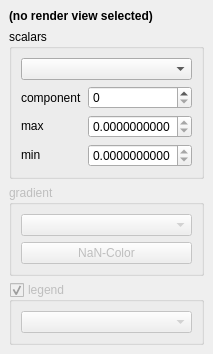
Old version of the form gui/widgets/ColorMappingChooser.ui in the repository kateyy/geohazardvis.
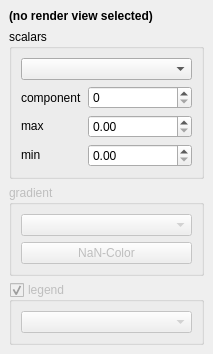
New version of the form.

Commit message: set sensible number of decimals in ColorMappingChooser

Diff of the .ui file:
```diff
--- a/gui/widgets/ColorMappingChooser.ui
+++ b/gui/widgets/ColorMappingChooser.ui
@@ -71,14 +71,7 @@
            <number>0</number>
           </property>
           <item row="2" column="1">
-           <widget class="QDoubleSpinBox" name="minValueSpinBox">
-            <property name="decimals">
-             <number>10</number>
-            </property>
-            <property name="maximum">
-             <double>0.000000000000000</double>
-            </property>
-           </widget>
+           <widget class="QDoubleSpinBox" name="minValueSpinBox"/>
           </item>
           <item row="0" column="1">
            <widget class="QSpinBox" name="componentSpinBox"/>
@@ -118,15 +111,6 @@
           </item>
           <item row="1" column="1">
            <widget class="QDoubleSpinBox" name="maxValueSpinBox">
-            <property name="decimals">
-             <number>10</number>
-            </property>
-            <property name="minimum">
-             <double>0.000000000000000</double>
-            </property>
-            <property name="maximum">
-             <double>0.000000000000000</double>
-            </property>
             <property name="value">
              <double>0.000000000000000</double>
             </property>
```
The commit also changes 1 other file.
